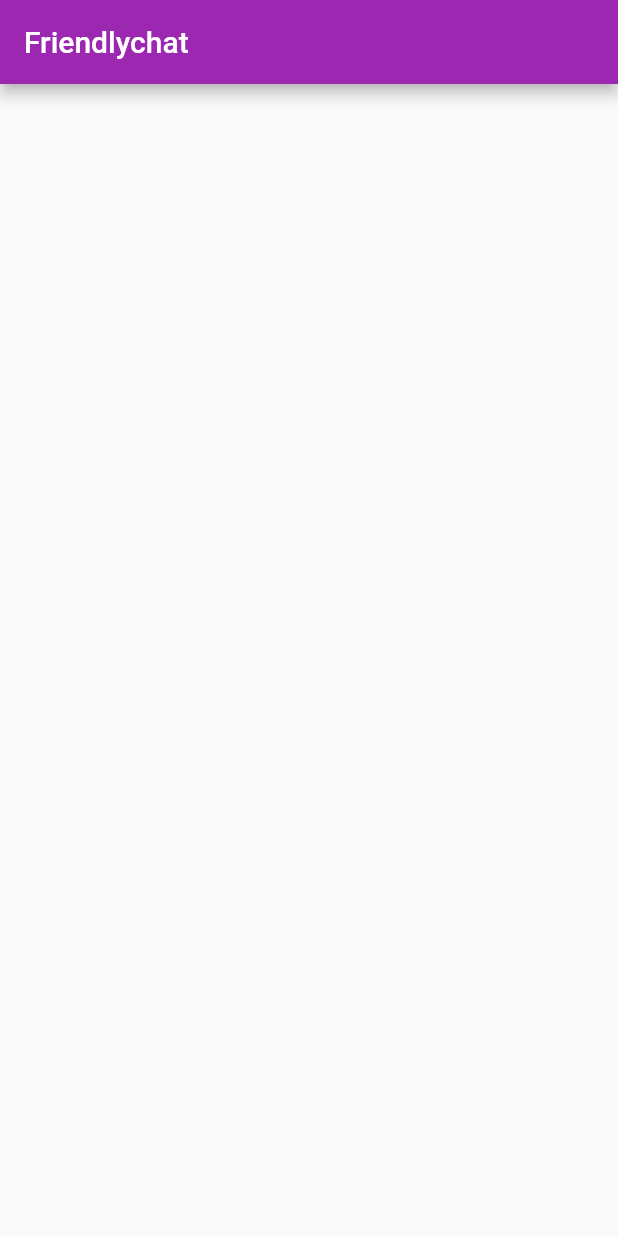
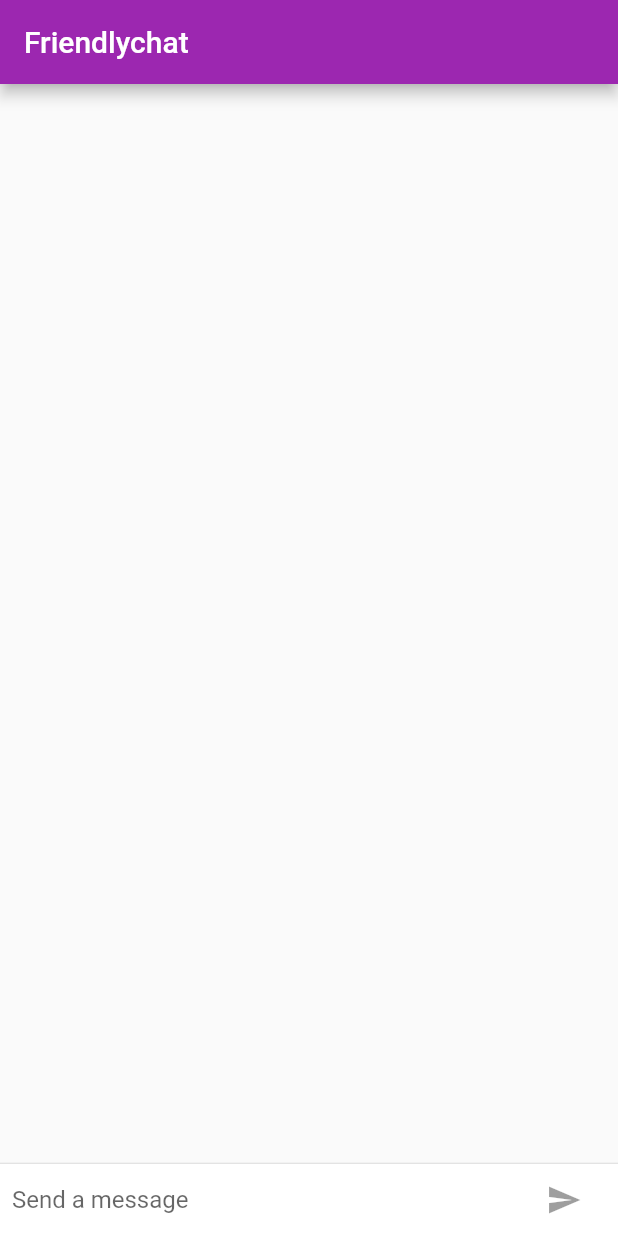
Before and after one commit to MorganReilly/Flutter_Message_App, a Flutter app: the screen it shows after launch, on a phone screen of 412 x 824 dp. Run offline on Flutter 3.47's test engine with Material 2 defaults, Android fonts, the phone set to English and light mode, and no system bars.

Commit message:
Added custom themes for iOS and Android

```diff
--- a/lib/main.dart
+++ b/lib/main.dart
@@ -1,7 +1,7 @@
 import 'package:flutter/material.dart';
 import 'package:flutter/foundation.dart';
 import 'package:flutter/cupertino.dart';
-
+import 'package:flutter/widgets.dart';
 
 // Defining Themes for iOS and Android
 final ThemeData kIOSTheme = new ThemeData(
@@ -46,9 +46,44 @@ class ChatScreenState extends State<ChatScreen> with TickerProviderStateMixin {
   @override
   Widget build(BuildContext context) {
     return new Scaffold(
+      appBar: new AppBar(
+        title: new Text("Friendlychat"),
+        elevation: Theme.of(context).platform == TargetPlatform.iOS ? 0.0 : 4.0,
+      ),
+      body: new Container(
+          child: new Column(
+            children: <Widget>[
+              new Flexible(
+                child: new ListView.builder(
+                  padding: new EdgeInsets.all(8.0),
+                  reverse: true,
+                  itemBuilder: (_, int index) => _messages[index],
+                  itemCount: _messages.length,
+                ),
+              ),
+              new Divider(height: 1.0),
+              new Container(
+                decoration:
+                    new BoxDecoration(color: Theme.of(context).cardColor),
+                child: _buildTextComposer(),
+              ),
+            ],
+          ),
+          decoration: Theme.of(context).platform == TargetPlatform.iOS
+              ? new BoxDecoration(
+                  border: new Border(
+                    top: new BorderSide(color: Colors.grey[200]),
+                  ),
+                )
+              : null),
+    );
+  }
+
+  /*
+  @override
+  Widget build_old(BuildContext context) {
+    return new Scaffold(
       appBar: new AppBar(title: new Text("Friendlychat")),
-      elevation:
-          Theme.of(context).platform == TargetPlatform.iOS ? 0.0 : 4.0,)
       body: new Column(
         //modified
         children: <Widget>[
@@ -69,6 +104,7 @@ class ChatScreenState extends State<ChatScreen> with TickerProviderStateMixin {
       ),
     );
   }
+  */
 
   Widget _buildTextComposer() {
     return new IconTheme(
@@ -93,13 +129,21 @@ class ChatScreenState extends State<ChatScreen> with TickerProviderStateMixin {
             ),
             new Container(
                 margin: new EdgeInsets.symmetric(horizontal: 4.0),
-              child: new IconButton(
+                child: Theme.of(context).platform == TargetPlatform.iOS
+                    ? new CupertinoButton(
+                        child: new Text("Send"),
+                        onPressed: _isComposing
+                            ? () =>
+                                _handleSubmitted(_textEditingController.text)
+                            : null,
+                      )
+                    : new IconButton(
                         icon: new Icon(Icons.send),
                         onPressed: _isComposing
-                    ? () => _handleSubmitted(_textEditingController.text)
+                            ? () =>
+                                _handleSubmitted(_textEditingController.text)
                             : null,
-              ),
-            ),
+                      ))
           ],
         ),
       ),
```
Lines whose indentation alone changed are shown as unchanged.
